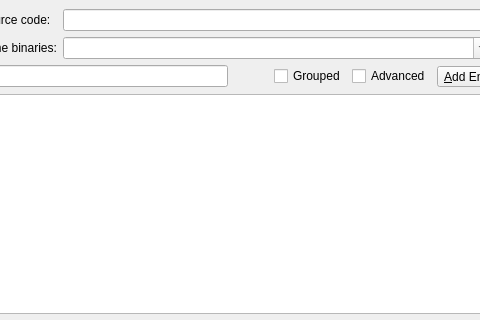
The window that Source/QtDialog/CMakeSetupDialog.ui (Kitware/CMake) describes before a commit, drawn with Qt 5; both pictures show x 98 to 578 and y 0 to 320 of the 707 by 582 pixel window.
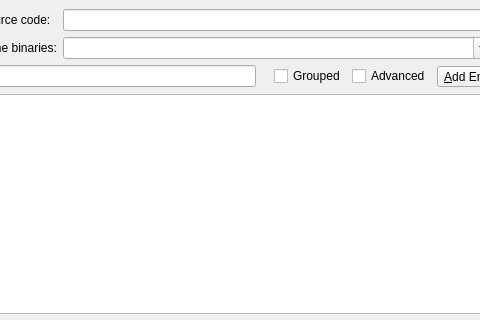
The same window after the commit. Icons and pictures are not drawn. Custom widgets are drawn as their Qt base class.

Commit message:
cmake-gui: Shrink spacing between search field and checkbox.
This allows the search field to show on OS X Yosemite

Diff of the .ui file:
```diff
--- a/Source/QtDialog/CMakeSetupDialog.ui
+++ b/Source/QtDialog/CMakeSetupDialog.ui
@@ -134,7 +134,7 @@
            </property>
            <property name="sizeHint" stdset="0">
             <size>
-             <width>40</width>
+             <width>12</width>
              <height>23</height>
             </size>
            </property>
```
